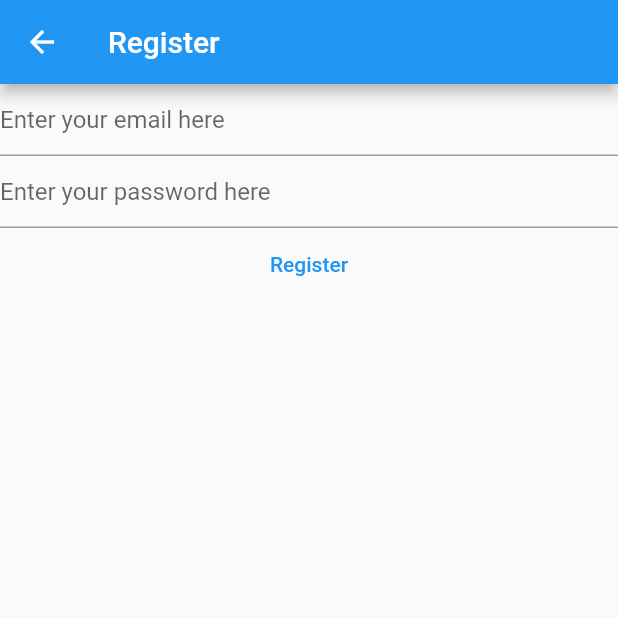
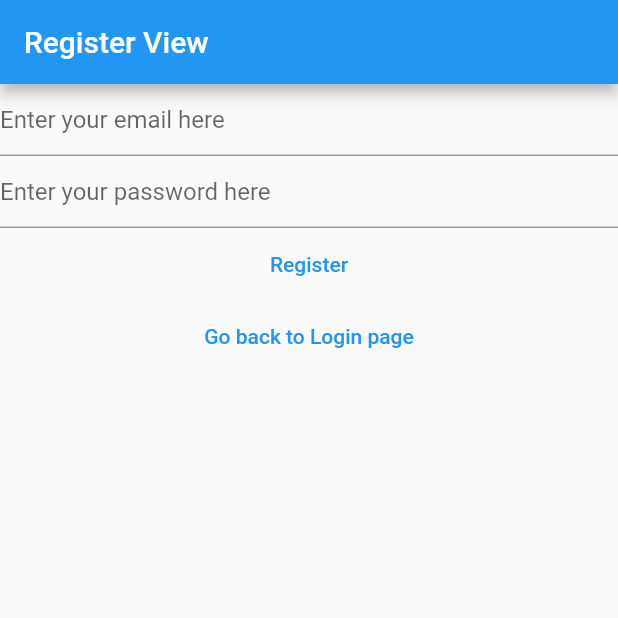
Before and after one commit to sonusahu05/Attendance, a Flutter app: the Registerview screen opened directly, on a phone screen of 412 x 824 dp, the top half of it. Run offline on Flutter 3.47's test engine with Material 2 defaults, Android fonts, the phone set to English and light mode, and no system bars; our stand-ins replace firebase_auth, firebase_core; accounts and stored records are empty.

Commit message:
verification done login register link done

```diff
--- a/attendance/lib/views/register_view.dart
+++ b/attendance/lib/views/register_view.dart
@@ -1,9 +1,5 @@
 import 'package:firebase_auth/firebase_auth.dart';
-import 'package:firebase_core/firebase_core.dart';
 import 'package:flutter/material.dart';
-// import 'package:flutter/widgets.dart';
-
-import '../firebase_options.dart';
 
 class Registerview extends StatefulWidget {
   const Registerview({super.key});
@@ -34,25 +30,9 @@ class _RegisterviewState extends State<Registerview> {
   Widget build(BuildContext context) {
     return Scaffold(
       appBar: AppBar(
-          title: const Text("Register"),
+        title: const Text("Register View"),
       ),
-        body: FutureBuilder(
-          future: Firebase.initializeApp(
-            options: DefaultFirebaseOptions.currentPlatform,
-          ),
-          builder: (context, snapshot) {
-            switch (snapshot.connectionState) {
-              // case ConnectionState.none:
-              //   // TODO: Handle this case.
-              //   break;
-              // case ConnectionState.waiting:
-              //   // TODO: Handle this case.
-              //   break;
-              // case ConnectionState.active:
-              //   // TODO: Handle this case.
-              //   break;
-              case ConnectionState.done:
-                return Column(
+      body: Column(
         children: [
           TextField(
             enableSuggestions: true,
@@ -93,12 +73,14 @@ class _RegisterviewState extends State<Registerview> {
             },
             child: const Text("Register"),
           ),
+          TextButton(onPressed: () =>{
+            Navigator.of(context).pushNamedAndRemoveUntil(
+              "/login/",
+             (route) => false
+             )
+          } , child: const Text("Go back to Login page"))
         ],
+      ),
     );
-              default:
-                return const Text("Loading...");
-            }
-          },
-        ));
   }
 }
```
Also changed, not shown: attendance/lib/main.dart (+37 -22 lines), attendance/lib/views/login_view.dart (+18 -36 lines), attendance/lib/views/verify_email.dart (added, +27 -0 lines), 1 other file. Lines whose indentation alone changed are shown as unchanged.
